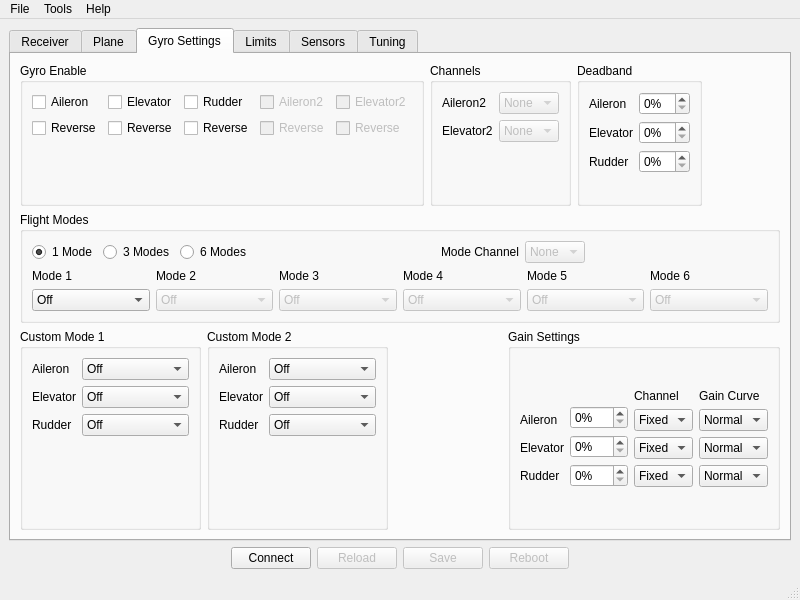
The window that software/RX12GConfig/mainwindow.ui (bemcgarvey/RX12G) describes before a commit, drawn with Qt 5.
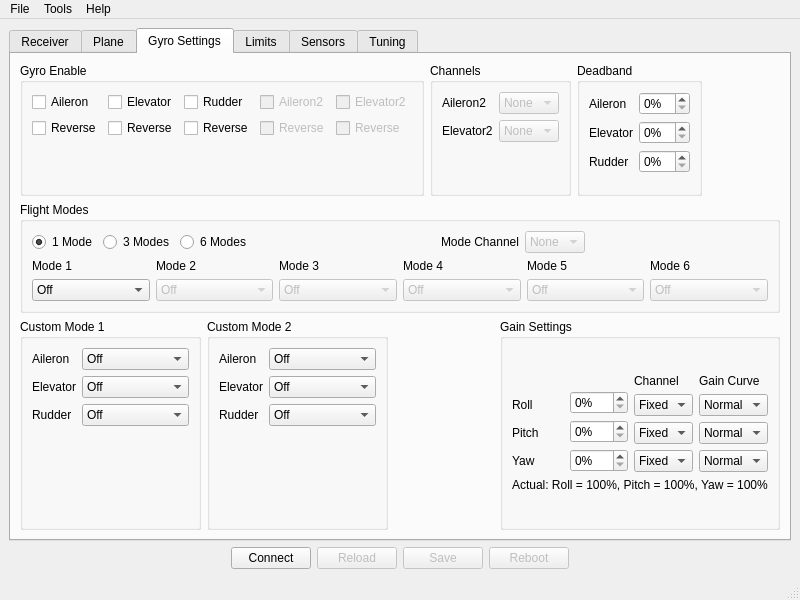
The same window after the commit. The open tabs and pages were chosen to show the change. Icons and pictures are not drawn. Custom widgets are drawn as their Qt base class.

Commit message: Added "Actual gain" display to client

```diff
--- a/software/RX12GConfig/mainwindow.ui
+++ b/software/RX12GConfig/mainwindow.ui
@@ -1937,7 +1937,7 @@
                     </size>
                    </property>
                    <property name="text">
-                    <string>Aileron</string>
+                    <string>Roll</string>
                    </property>
                   </widget>
                  </item>
@@ -1956,7 +1956,7 @@
                     </size>
                    </property>
                    <property name="text">
-                    <string>Elevator</string>
+                    <string>Pitch</string>
                    </property>
                   </widget>
                  </item>
@@ -1975,7 +1975,7 @@
                     </size>
                    </property>
                    <property name="text">
-                    <string>Rudder</string>
+                    <string>Yaw</string>
                    </property>
                   </widget>
                  </item>
@@ -2402,6 +2402,19 @@
                </item>
               </layout>
              </item>
+             <item>
+              <widget class="QLabel" name="actualGainLabel">
+               <property name="minimumSize">
+                <size>
+                 <width>246</width>
+                 <height>0</height>
+                </size>
+               </property>
+               <property name="text">
+                <string>Actual: Roll = 100%, Pitch = 100%, Yaw = 100%</string>
+               </property>
+              </widget>
+             </item>
              <item>
               <spacer name="verticalSpacer_15">
                <property name="orientation">
```
The commit also changes 8 other files.
